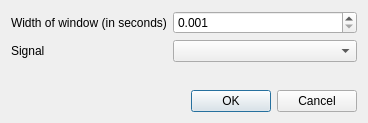
Qt form joulescope_ui/plugins/max_window_config_widget.ui (jetperch/pyjoulescope_ui) before a commit.
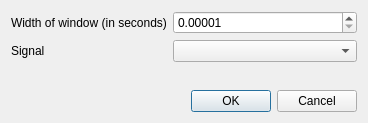
The same form after that commit.

Patch:
```diff
--- a/joulescope_ui/plugins/max_window_config_widget.ui
+++ b/joulescope_ui/plugins/max_window_config_widget.ui
@@ -36,10 +36,10 @@
      <item row="0" column="1">
       <widget class="QDoubleSpinBox" name="time_len">
        <property name="decimals">
-        <number>3</number>
+        <number>5</number>
        </property>
        <property name="minimum">
-        <double>0.001000000000000</double>
+        <double>0.000010000000000</double>
        </property>
        <property name="maximum">
         <double>1000.000000000000000</double>
```
Left out of the diff: 3 changed lines with no effect on the pictures.
